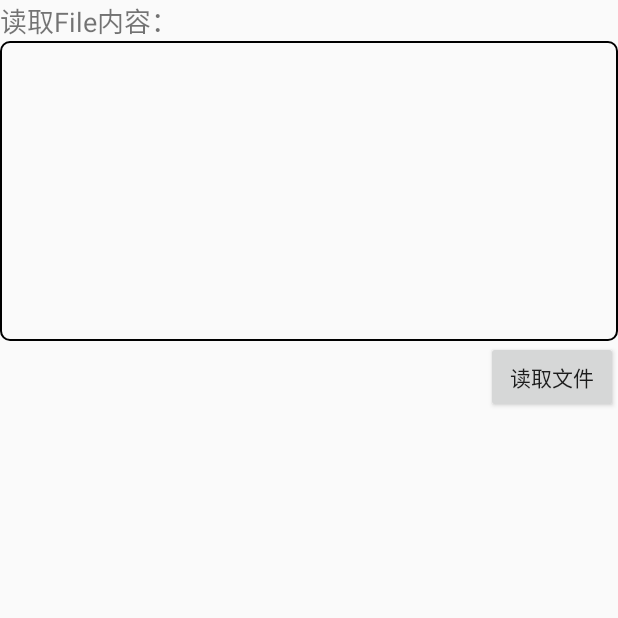
After one commit to xiaoleiHou214/ASK, an Android app: the ReadDetail screen opened directly, with no data from a screen before it, on a phone screen of 412 x 824 dp, the top half of it. The commit adds this screen. Run offline under Robolectric (Android 15) with nearby library versions, the phone set to English and light mode, and no system bars.

Commit message:
全局文件可读，全局文件可写 detail页面开发

```diff
--- a/app/src/main/AndroidManifest.xml
+++ b/app/src/main/AndroidManifest.xml
@@ -26,6 +26,8 @@
         <activity android:name=".ui.worldFile.FileWrite"/>
         <activity android:name=".ui.storage.DataInjection"/>
         <activity android:name=".ui.storage.InformationLeak"/>
+        <activity android:name=".ui.worldFile.ReadDetail"/>
+        <activity android:name=".ui.worldFile.WriteDetail"/>
     </application>
 
 </manifest>
--- /dev/null
+++ b/app/src/main/java/com/example/ask/ui/worldFile/ReadDetail.java
@@ -0,0 +1,48 @@
+package com.example.ask.ui.worldFile;
+
+import android.app.Activity;
+import android.os.Bundle;
+import android.view.View;
+import android.widget.AdapterView;
+import android.widget.Button;
+import android.widget.TextView;
+import android.widget.Toast;
+
+import com.example.ask.R;
+import com.example.ask.adapter.MsgAdapter;
+
+import java.io.BufferedReader;
+import java.io.FileInputStream;
+import java.io.IOException;
+import java.io.InputStreamReader;
+
+public class ReadDetail extends Activity {
+    private TextView readText;
+    private Button readBtn;
+    @Override
+    protected void onCreate(Bundle savedInstanceState){
+        super.onCreate(savedInstanceState);
+        setContentView(R.layout.activity_read_detail);
+
+        readText = findViewById(R.id.file_read);
+        readBtn = findViewById(R.id.btn_read);
+
+        readBtn.setOnClickListener(new View.OnClickListener() {
+            @Override
+            public void onClick(View v) {
+                Read();
+            }
+        });
+    }
+
+    public void Read(){
+        try (BufferedReader br = new BufferedReader(new InputStreamReader(
+                new FileInputStream("/data/data/com.example.xiao.fileread/files/FileRead.txt")));) {
+            String line = br.readLine();
+            readText.setText(line);
+        } catch (IOException e) {
+            Toast.makeText(this, "读取失败", Toast.LENGTH_SHORT).show();
+            e.printStackTrace();
+        }
+    }
+}
--- /dev/null
+++ b/app/src/main/res/drawable/order_edt_note_bg.xml
@@ -0,0 +1,6 @@
+<?xml version="1.0" encoding="utf-8"?>
+<shape xmlns:android="http://schemas.android.com/apk/res/android">
+    <corners android:radius="@dimen/dp_6"></corners>
+    <stroke android:color="@color/dark"
+        android:width="@dimen/dp_1"></stroke>
+</shape>
--- /dev/null
+++ b/app/src/main/res/layout/activity_read_detail.xml
@@ -0,0 +1,41 @@
+<?xml version="1.0" encoding="utf-8"?>
+<LinearLayout xmlns:android="http://schemas.android.com/apk/res/android"
+    xmlns:app="http://schemas.android.com/apk/res-auto"
+    xmlns:tools="http://schemas.android.com/tools"
+    android:layout_width="match_parent"
+    android:layout_height="match_parent"
+    tools:context=".ui.worldFile.ReadDetail"
+    android:orientation="vertical">
+
+    <LinearLayout
+        android:id="@+id/linearLayout"
+        android:layout_width="match_parent"
+        android:layout_height="wrap_content"
+        android:maxHeight="300dp"
+        android:orientation="vertical">
+
+        <TextView
+            android:layout_width="match_parent"
+            android:layout_height="wrap_content"
+            android:text="读取File内容："
+            android:textSize="18dp" />
+
+        <TextView
+            android:id="@+id/file_read"
+            android:layout_width="match_parent"
+            android:layout_height="200dp"
+            android:minLines="5"
+            android:gravity="top"
+            android:padding="5dp"
+            android:background="@drawable/order_edt_note_bg" />
+
+        <Button
+            android:id="@+id/btn_read"
+            android:layout_width="wrap_content"
+            android:layout_height="wrap_content"
+            android:text="读取文件"
+            android:layout_gravity="right"/>
+    </LinearLayout>
+
+
+</LinearLayout>
--- a/app/src/main/res/values/colors.xml
+++ b/app/src/main/res/values/colors.xml
@@ -3,4 +3,5 @@
     <color name="colorPrimary">#6200EE</color>
     <color name="colorPrimaryDark">#3700B3</color>
     <color name="colorAccent">#03DAC5</color>
+    <color name="dark">#000000</color>
 </resources>
--- a/app/src/main/res/values/dimens.xml
+++ b/app/src/main/res/values/dimens.xml
@@ -5,4 +5,6 @@
     <dimen name="nav_header_vertical_spacing">8dp</dimen>
     <dimen name="nav_header_height">176dp</dimen>
     <dimen name="fab_margin">16dp</dimen>
+    <dimen name="dp_6">6dp</dimen>
+    <dimen name="dp_1">1dp</dimen>
 </resources>
```
Also changed, not shown: app/src/main/java/com/example/ask/ui/worldFile/FileRead.java (+27 -14 lines), app/src/main/java/com/example/ask/ui/worldFile/FileWrite.java (+53 -0 lines), app/src/main/java/com/example/ask/ui/worldFile/WriteDetail.java (added, +53 -0 lines), app/src/main/res/layout/activity_write_detail.xml (added, +42 -0 lines).
